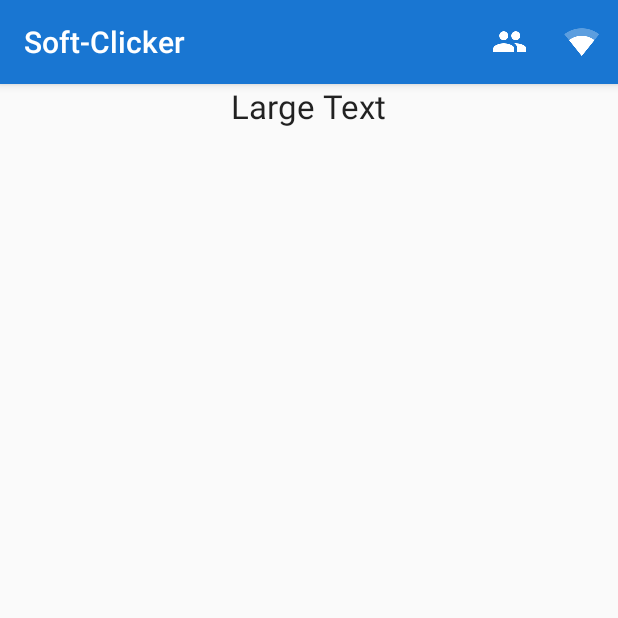
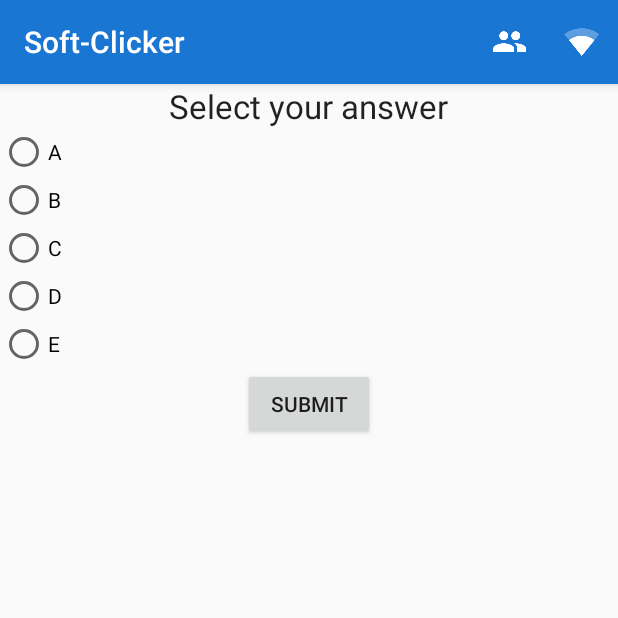
Before and after one commit to charithag/Soft-Clicker, an Android app: the screen it shows after launch (MainActivity), on a phone screen of 412 x 824 dp, the top half of it. Run offline under Robolectric (Android 15) with nearby library versions, the phone set to English and light mode, and no system bars.

Commit message:
updated the android app gradle references. added answer selection radio buttons

```diff
--- a/android-app/app/src/main/res/layout/activity_main.xml
+++ b/android-app/app/src/main/res/layout/activity_main.xml
@@ -8,7 +8,47 @@
         android:layout_width="wrap_content"
         android:layout_height="wrap_content"
         android:textAppearance="?android:attr/textAppearanceLarge"
-        android:text="Large Text"
+        android:text="Select your answer"
         android:id="@+id/class_status_label"
         android:layout_gravity="center_horizontal" />
+
+    <RadioGroup xmlns:android="http://schemas.android.com/apk/res/android"
+        android:layout_width="fill_parent"
+        android:layout_height="wrap_content"
+        android:orientation="vertical">
+        <RadioButton android:id="@+id/answer1"
+            android:layout_width="wrap_content"
+            android:layout_height="wrap_content"
+            android:text="A"
+            android:onClick="onRadioButtonClicked"/>
+        <RadioButton android:id="@+id/answer2"
+            android:layout_width="wrap_content"
+            android:layout_height="wrap_content"
+            android:text="B"
+            android:onClick="onRadioButtonClicked"/>
+        <RadioButton android:id="@+id/answer3"
+            android:layout_width="wrap_content"
+            android:layout_height="wrap_content"
+            android:text="C"
+            android:onClick="onRadioButtonClicked"/>
+        <RadioButton android:id="@+id/answer4"
+            android:layout_width="wrap_content"
+            android:layout_height="wrap_content"
+            android:text="D"
+            android:onClick="onRadioButtonClicked"/>
+        <RadioButton android:id="@+id/answer5"
+            android:layout_width="wrap_content"
+            android:layout_height="wrap_content"
+            android:text="E"
+            android:onClick="onRadioButtonClicked"/>
+    </RadioGroup>
+
+    <Button
+        android:layout_width="wrap_content"
+        android:layout_height="wrap_content"
+        android:text="Submit"
+        android:id="@+id/button"
+        android:layout_gravity="center_horizontal" />
+
+
 </LinearLayout>
--- a/android-app/build.gradle
+++ b/android-app/build.gradle
@@ -5,7 +5,7 @@ buildscript {
         jcenter()
     }
     dependencies {
-        classpath 'com.android.tools.build:gradle:1.5.0'
+        classpath 'com.android.tools.build:gradle:2.0.0'
 
         // NOTE: Do not place your application dependencies here; they belong
         // in the individual module build.gradle files
```
Also changed, not shown: android-app/gradle/wrapper/gradle-wrapper.properties, 4 other files.
